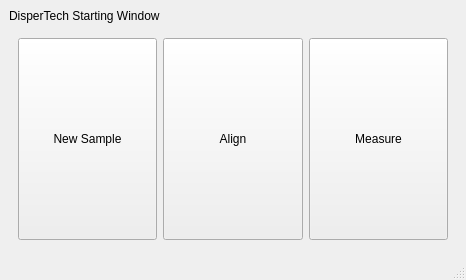
Qt form dispertech/view/GUI/Start_Window.ui (aquilesC/DisperPy) before a commit.
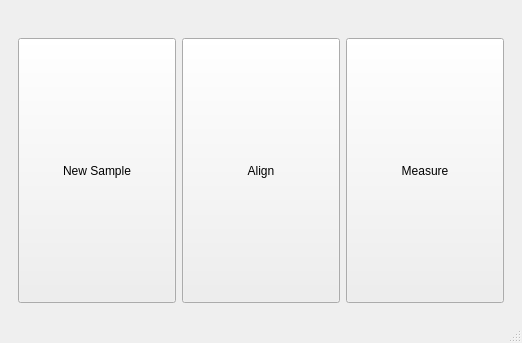
The same form after that commit. Icons and pictures are not drawn.

Commit message: Added logo to the starting window

Diff of the .ui file:
```diff
--- a/dispertech/view/GUI/Start_Window.ui
+++ b/dispertech/view/GUI/Start_Window.ui
@@ -6,8 +6,8 @@
    <rect>
     <x>0</x>
     <y>0</y>
-    <width>466</width>
-    <height>280</height>
+    <width>522</width>
+    <height>343</height>
    </rect>
   </property>
   <property name="sizePolicy">
@@ -30,7 +30,10 @@
     <item>
      <widget class="QLabel" name="label">
       <property name="text">
-       <string>DisperTech Starting Window</string>
+       <string/>
+      </property>
+      <property name="pixmap">
+       <pixmap resource="resources.qrc">:/images/Resources/dispertech_thumb.jpg</pixmap>
       </property>
      </widget>
     </item>
```
Left out of the diff: 6 changed lines with no effect on the pictures. The commit also changes 7 other files.
